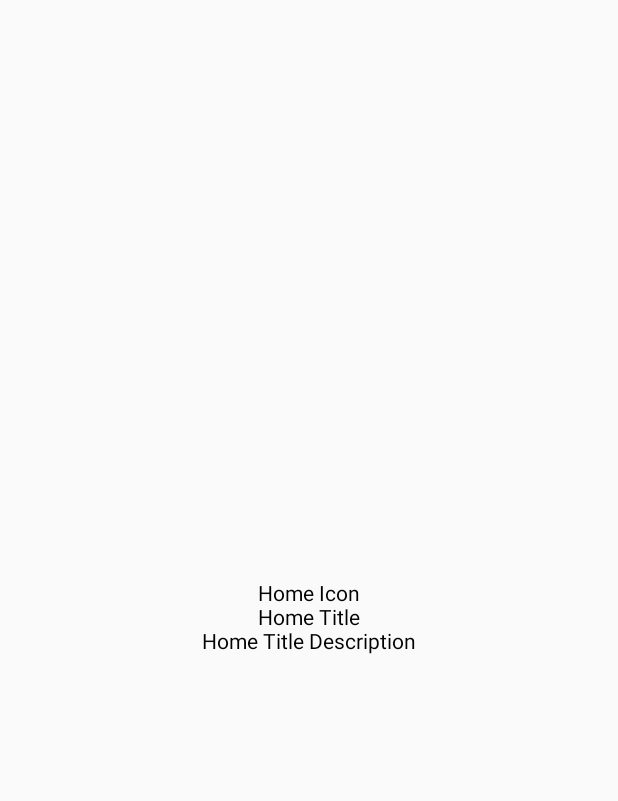
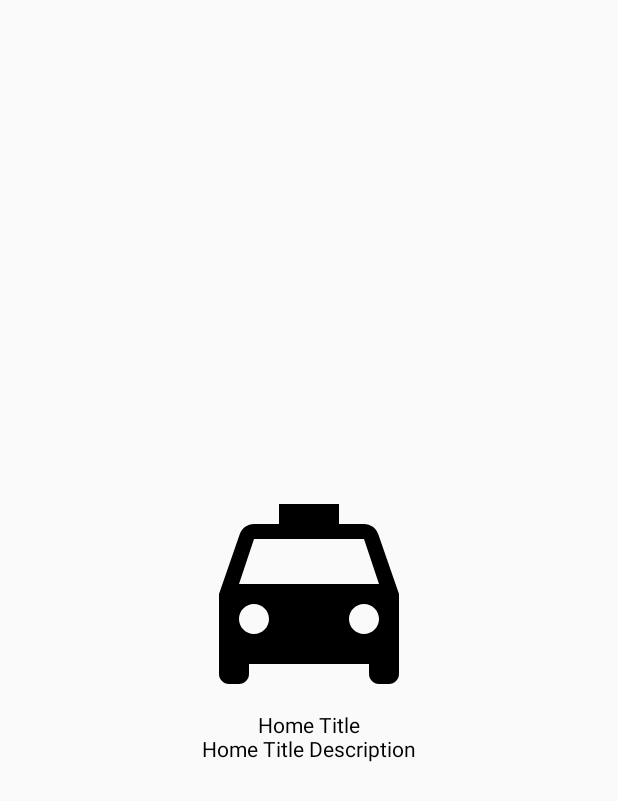
Before and after one commit to yymin1022/TaxiMeter_KMP, an Android app built with Jetpack Compose: the composable HomeScreen shown on its own in the app's theme, on a phone screen of 412 x 824 dp. Shown: the top 801 px of the screen. Run offline under Robolectric (Android 15) with nearby library versions, the phone set to English and light mode, and no system bars; our stand-ins replace Voyager.

Commit message:
Update Home : Implemented HomeIcon

```diff
--- a/composeApp/src/commonMain/kotlin/com/yong/taximeter/ui/main/subscreen/home/HomeScreen.kt
+++ b/composeApp/src/commonMain/kotlin/com/yong/taximeter/ui/main/subscreen/home/HomeScreen.kt
@@ -1,13 +1,19 @@
 package com.yong.taximeter.ui.main.subscreen.home
 
+import androidx.compose.foundation.Image
 import androidx.compose.foundation.layout.Arrangement
 import androidx.compose.foundation.layout.Box
 import androidx.compose.foundation.layout.Column
 import androidx.compose.foundation.layout.fillMaxSize
+import androidx.compose.foundation.layout.size
+import androidx.compose.material.icons.Icons
+import androidx.compose.material.icons.filled.LocalTaxi
 import androidx.compose.material3.Text
 import androidx.compose.runtime.Composable
 import androidx.compose.ui.Alignment
 import androidx.compose.ui.Modifier
+import androidx.compose.ui.graphics.vector.rememberVectorPainter
+import androidx.compose.ui.unit.dp
 import cafe.adriel.voyager.core.screen.Screen
 import cafe.adriel.voyager.koin.getScreenModel
 
@@ -54,10 +60,16 @@ object HomeScreen: Screen {
 
     @Composable
     private fun HomeIcon(
-        modifier: Modifier = Modifier
+        modifier: Modifier = Modifier,
     ) {
-        // TODO: Home Icon 구현
-        Text("Home Icon")
+        val taxiIcon = rememberVectorPainter(Icons.Default.LocalTaxi)
+
+        Image(
+            modifier = modifier
+                .size(160.dp),
+            painter = taxiIcon,
+            contentDescription = null,
+        )
     }
 
     @Composable
```
